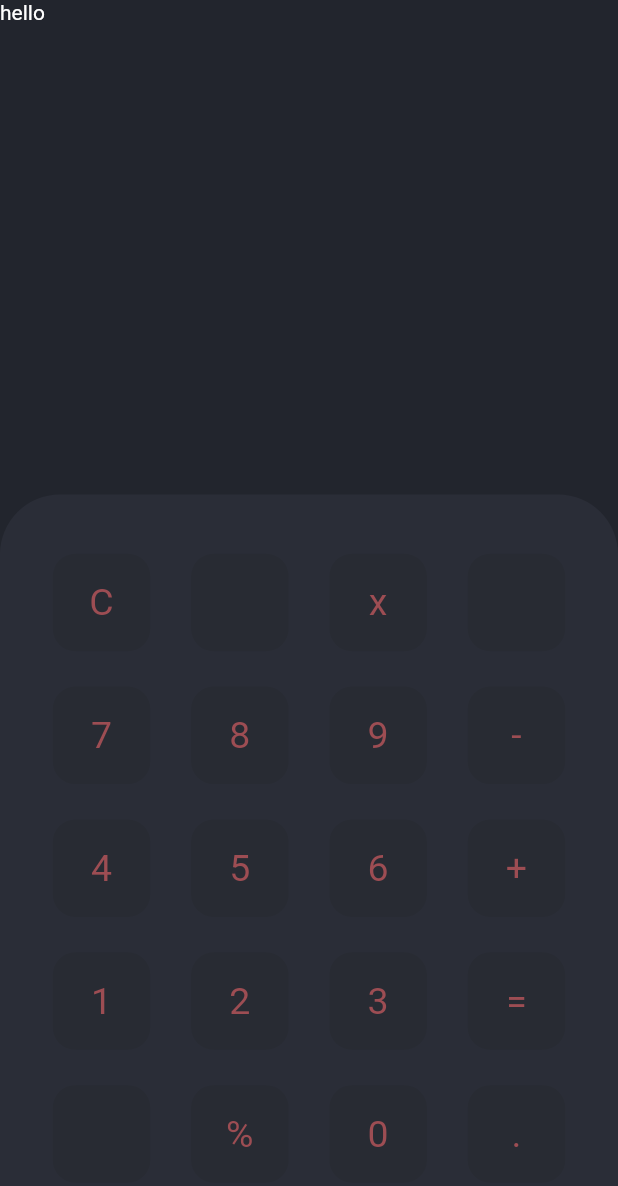
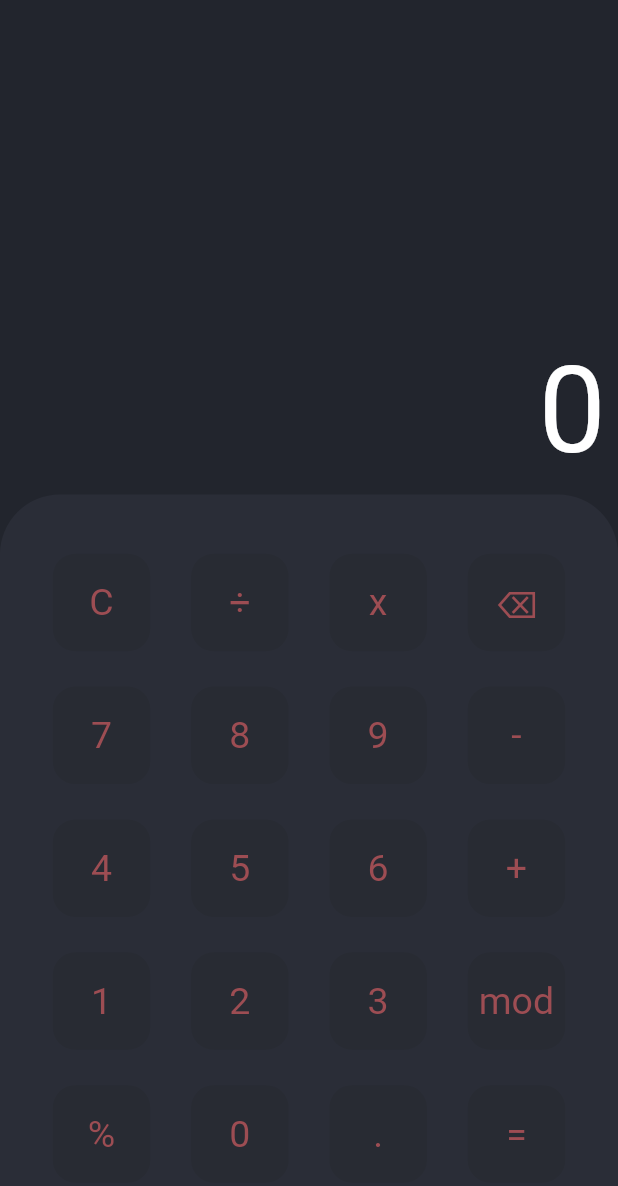
Before and after one commit to karthxk/calculator-flutter, a Flutter app: the screen it shows after launch, on a phone screen of 412 x 824 dp. Shown: the top 1186 px of the screen. Run offline on Flutter 3.47's test engine with Material 2 defaults, Android fonts, the phone set to English and light mode, and no system bars.

Commit message:
finished UI

```diff
--- a/lib/calculator_page.dart
+++ b/lib/calculator_page.dart
@@ -9,9 +9,9 @@ class CalculatorPage extends StatefulWidget {
 class _CalculatorPageState extends State<CalculatorPage> {
   List buttons = [
     'C',
-    ' ',
+    '÷',
     'x',
-    ' ',
+    '⌫',
     '7',
     '8',
     '9',
@@ -23,12 +23,14 @@ class _CalculatorPageState extends State<CalculatorPage> {
     '1',
     '2',
     '3',
-    '=',
-    ' ',
+    'mod',
     '%',
     '0',
-    '.'
+    '.',
+    '='
   ];
+  int total = 0;
+  String input = '';
   @override
   Widget build(BuildContext context) {
     return Scaffold(
@@ -38,10 +40,29 @@ class _CalculatorPageState extends State<CalculatorPage> {
           children: [
             Expanded(
               flex: 2,
-              child: Container(
-                color: Color(0xFF22252D),
-                child: Text(
-                  'hello',
+              child: Padding(
+                padding: const EdgeInsets.all(8.0),
+                child: Container(
+                  alignment: Alignment.bottomRight,
+                  color: Color(0xFF22252D),
+                  child: Column(
+                    mainAxisAlignment: MainAxisAlignment.end,
+                    children: [
+                      Container(
+                        child: Text(
+                          input,
+                        ),
+                      ),
+                      Container(
+                        child: Text(
+                          '$total',
+                          style: TextStyle(
+                            fontSize: 80.0,
+                          ),
+                        ),
+                      ),
+                    ],
+                  ),
                 ),
               ),
             ),
```
